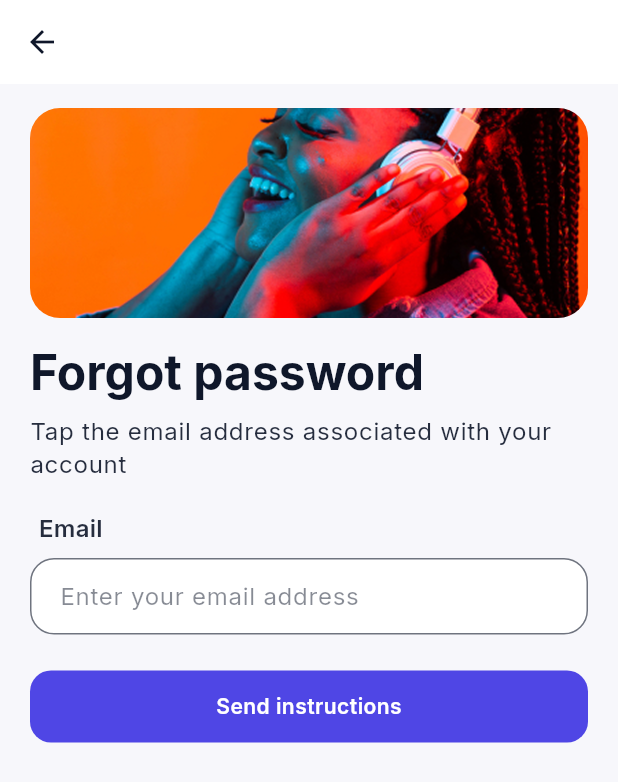
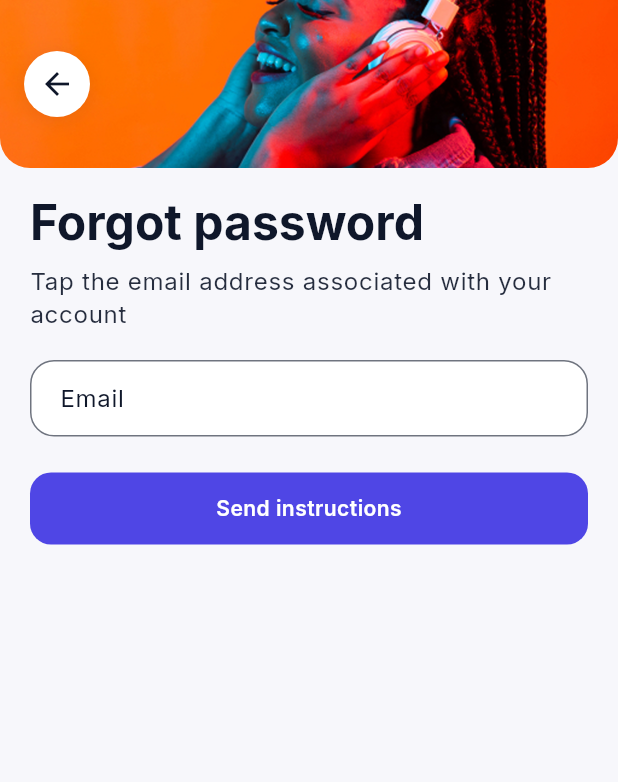
Before and after one commit to ShaikhAhsan/vizidot-2.0, a Flutter app: the screen it shows after launch, after a tap on "Forgot password?", on a phone screen of 412 x 824 dp. Shown: the top 782 px of the screen. Run offline on Flutter 3.47's test engine with Material 3 defaults, Android fonts, the phone set to English and light mode, and no system bars; our stand-ins replace cached_network_image, flutter_cache_manager, flutter_dotenv, flutter_svg, get, google_fonts and 1 more.

Commit message:
Login flow updated.

```diff
--- a/vizidot-app/lib/core/widgets/app_text_field.dart
+++ b/vizidot-app/lib/core/widgets/app_text_field.dart
@@ -32,19 +32,8 @@ class _AppTextFieldState extends State<AppTextField> {
   @override
   Widget build(BuildContext context) {
     final colors = Theme.of(context).colorScheme;
-    final textTheme = Theme.of(context).textTheme;
 
-    return Column(
-      crossAxisAlignment: CrossAxisAlignment.start,
-      children: [
-        Padding(
-          padding: const EdgeInsets.only(left: 6, bottom: 8),
-          child: Text(
-            widget.label,
-            style: textTheme.titleMedium,
-          ),
-        ),
-        TextFormField(
+    return TextFormField(
       controller: widget.controller,
       keyboardType: widget.keyboardType,
       textInputAction: widget.textInputAction,
@@ -52,6 +41,7 @@ class _AppTextFieldState extends State<AppTextField> {
       validator: widget.validator,
       onFieldSubmitted: widget.onSubmitted,
       decoration: InputDecoration(
+        labelText: widget.label,
         hintText: widget.hint,
         enabledBorder: OutlineInputBorder(
           borderRadius: BorderRadius.circular(16),
@@ -76,8 +66,6 @@ class _AppTextFieldState extends State<AppTextField> {
               )
             : null,
       ),
-        ),
-      ],
     );
   }
 }
--- /dev/null
+++ b/vizidot-app/lib/core/widgets/overlay_back_button.dart
@@ -0,0 +1,33 @@
+import 'package:flutter/material.dart';
+
+class OverlayBackButton extends StatelessWidget {
+  final VoidCallback? onPressed;
+
+  const OverlayBackButton({super.key, this.onPressed});
+
+  @override
+  Widget build(BuildContext context) {
+    final colors = Theme.of(context).colorScheme;
+    return Container
+    (
+      width: 44,
+      height: 44,
+      decoration: BoxDecoration(
+        color: colors.surface,
+        borderRadius: BorderRadius.circular(22),
+        boxShadow: [
+          BoxShadow(
+            color: Colors.black.withOpacity(0.08),
+            blurRadius: 10,
+            offset: const Offset(0, 2),
+          ),
+        ],
+      ),
+      child: IconButton(
+        onPressed: onPressed ?? () => Navigator.of(context).maybePop(),
+        icon: Icon(Icons.arrow_back, color: colors.onSurface),
+        splashRadius: 24,
+      ),
+    );
+  }
+}
--- a/vizidot-app/lib/main.dart
+++ b/vizidot-app/lib/main.dart
@@ -28,6 +28,17 @@ class App extends StatelessWidget {
       theme: AppTheme.light,
       darkTheme: AppTheme.dark,
       themeMode: ThemeMode.system,
+      builder: (context, child) {
+        // Ignore SafeArea globally
+        return MediaQuery.removePadding(
+          context: context,
+          removeTop: true,
+          removeBottom: true,
+          removeLeft: true,
+          removeRight: true,
+          child: child ?? const SizedBox.shrink(),
+        );
+      },
     );
   }
 }
--- a/vizidot-app/lib/modules/auth/bindings/auth_binding.dart
+++ b/vizidot-app/lib/modules/auth/bindings/auth_binding.dart
@@ -4,6 +4,8 @@ import '../controllers/auth_controller.dart';
 class AuthBinding extends Bindings {
   @override
   void dependencies() {
-    Get.lazyPut<AuthController>(() => AuthController());
+    if (!Get.isRegistered<AuthController>()) {
+      Get.put<AuthController>(AuthController(), permanent: true);
+    }
   }
 }
--- a/vizidot-app/lib/modules/auth/views/forgot_password_view.dart
+++ b/vizidot-app/lib/modules/auth/views/forgot_password_view.dart
@@ -2,6 +2,7 @@ import 'package:flutter/material.dart';
 import 'package:get/get.dart';
 import '../../../core/widgets/app_text_field.dart';
 import '../controllers/auth_controller.dart';
+import '../../../core/widgets/overlay_back_button.dart';
 
 class ForgotPasswordView extends GetView<AuthController> {
   const ForgotPasswordView({super.key});
@@ -10,24 +11,51 @@ class ForgotPasswordView extends GetView<AuthController> {
   Widget build(BuildContext context) {
     final textTheme = Theme.of(context).textTheme;
 
+    final double top = MediaQuery.of(context).padding.top;
+    final double bottom = MediaQuery.of(context).padding.bottom;
     return Scaffold(
-      appBar: AppBar(leading: const BackButton()),
       body: SingleChildScrollView(
-        padding: const EdgeInsets.symmetric(horizontal: 20, vertical: 16),
+        padding: EdgeInsets.only(bottom: 16 + bottom),
         child: Column(
           crossAxisAlignment: CrossAxisAlignment.start,
           children: [
-            ClipRRect(
-              borderRadius: BorderRadius.circular(20),
-              child: Image.asset('assets/icons/onboarding-nav-banner.png', height: 140, width: double.infinity, fit: BoxFit.cover),
+            SizedBox(
+              height: 112,
+              width: double.infinity,
+              child: Stack(
+                children: [
+                  Positioned.fill(
+                    child: Padding(
+                      padding: EdgeInsets.only(top: top),
+                      child: ClipRRect(
+                        borderRadius: const BorderRadius.only(bottomLeft: Radius.circular(20), bottomRight: Radius.circular(20)),
+                        child: Image.asset('assets/icons/onboarding-nav-banner.png', fit: BoxFit.cover),
+                      ),
+                    ),
+                  ),
+                  Positioned(
+                    top: top + ((112 - top - 44) / 2),
+                    left: 16,
+                    child: const OverlayBackButton(),
+                  ),
+                ],
+              ),
             ),
             const SizedBox(height: 16),
-            Text('Forgot password', style: textTheme.headlineLarge),
+            Padding(
+              padding: const EdgeInsets.symmetric(horizontal: 20),
+              child: Text('Forgot password', style: textTheme.headlineLarge),
+            ),
             const SizedBox(height: 8),
-            Text('Tap the email address associated with your account', style: textTheme.bodyLarge),
+            Padding(
+              padding: const EdgeInsets.symmetric(horizontal: 20),
+              child: Text('Tap the email address associated with your account', style: textTheme.bodyLarge),
+            ),
             const SizedBox(height: 20),
             Form(
               key: controller.formKeyForgot,
+              child: Padding(
+                padding: const EdgeInsets.symmetric(horizontal: 20),
                 child: AppTextField(
                   controller: controller.emailController,
                   label: 'Email',
@@ -37,9 +65,12 @@ class ForgotPasswordView extends GetView<AuthController> {
                   textInputAction: TextInputAction.done,
                 ),
               ),
+            ),
             const SizedBox(height: 24),
             Obx(() => SizedBox(
                   width: double.infinity,
+                  child: Padding(
+                    padding: const EdgeInsets.symmetric(horizontal: 20),
                     child: FilledButton(
                     onPressed: controller.isSubmitting.value
                         ? null
@@ -50,6 +81,7 @@ class ForgotPasswordView extends GetView<AuthController> {
                       child: controller.isSubmitting.value
                           ? const SizedBox(width: 20, height: 20, child: CircularProgressIndicator(strokeWidth: 2))
                           : const Text('Send instructions'),
+                    ),
                   ),
                 )),
           ],
--- a/vizidot-app/lib/modules/auth/views/sign_in_view.dart
+++ b/vizidot-app/lib/modules/auth/views/sign_in_view.dart
@@ -3,6 +3,7 @@ import 'package:get/get.dart';
 import '../../../core/widgets/app_text_field.dart';
 import '../../../routes/app_pages.dart';
 import '../controllers/auth_controller.dart';
+import '../../../core/widgets/overlay_back_button.dart';
 
 class SignInView extends GetView<AuthController> {
   const SignInView({super.key});
@@ -14,13 +15,12 @@ class SignInView extends GetView<AuthController> {
 
     return Scaffold(
       resizeToAvoidBottomInset: true,
-      body: SafeArea(
-        child: SingleChildScrollView(
-          padding: const EdgeInsets.only(bottom: 24),
+
+      body: SingleChildScrollView(
         child: Column(
           crossAxisAlignment: CrossAxisAlignment.start,
           children: [
-              _Banner(),
+            const _Banner(),
             Padding(
               padding: const EdgeInsets.symmetric(horizontal: 20),
               child: Column(
@@ -32,7 +32,10 @@ class SignInView extends GetView<AuthController> {
                       children: [
                         Text('Sign in', style: textTheme.headlineLarge),
                         const SizedBox(width: 10),
-                        Text('/  sign up', style: textTheme.titleLarge?.copyWith(color: colors.onBackground.withOpacity(0.6))),
+                        GestureDetector(
+                          onTap: () => Get.toNamed(AppRoutes.signUp),
+                          child: Text('/  sign up', style: textTheme.titleLarge?.copyWith(color: colors.onBackground.withOpacity(0.6))),
+                        ),
                       ],
                     ),
                     const SizedBox(height: 8),
@@ -98,19 +101,36 @@ class SignInView extends GetView<AuthController> {
             ],
           ),
         ),
-      ),
     );
   }
 }
 
 class _Banner extends StatelessWidget {
+  const _Banner();
+
   @override
   Widget build(BuildContext context) {
-    return Padding(
-      padding: const EdgeInsets.only(top: 8, left: 8, right: 8, bottom: 8),
+    final double top = MediaQuery.of(context).padding.top;
+    return SizedBox(
+      height: 112,
+      width: double.infinity,
+      child: Stack(
+        children: [
+          Positioned.fill(
+            child: Padding(
+              padding: EdgeInsets.only(top: top),
               child: ClipRRect(
-        borderRadius: BorderRadius.circular(20),
-        child: Image.asset('assets/icons/onboarding-nav-banner.png', height: 180, width: double.infinity, fit: BoxFit.cover),
+                borderRadius: const BorderRadius.only(bottomLeft: Radius.circular(20), bottomRight: Radius.circular(20)),
+                child: Image.asset('assets/icons/onboarding-nav-banner.png', width: double.infinity, height: double.infinity, fit: BoxFit.cover),
+              ),
+            ),
+          ),
+          Positioned(
+            top: top + ((112 - top) / 2),
+            left: 16,
+            child: const OverlayBackButton(),
+          ),
+        ],
       ),
     );
   }
```
Also changed, not shown: vizidot-app/lib/modules/auth/views/new_password_view.dart (+39 -7 lines), vizidot-app/lib/modules/auth/views/sign_up_view.dart (+39 -7 lines). Lines whose indentation alone changed are shown as unchanged.
